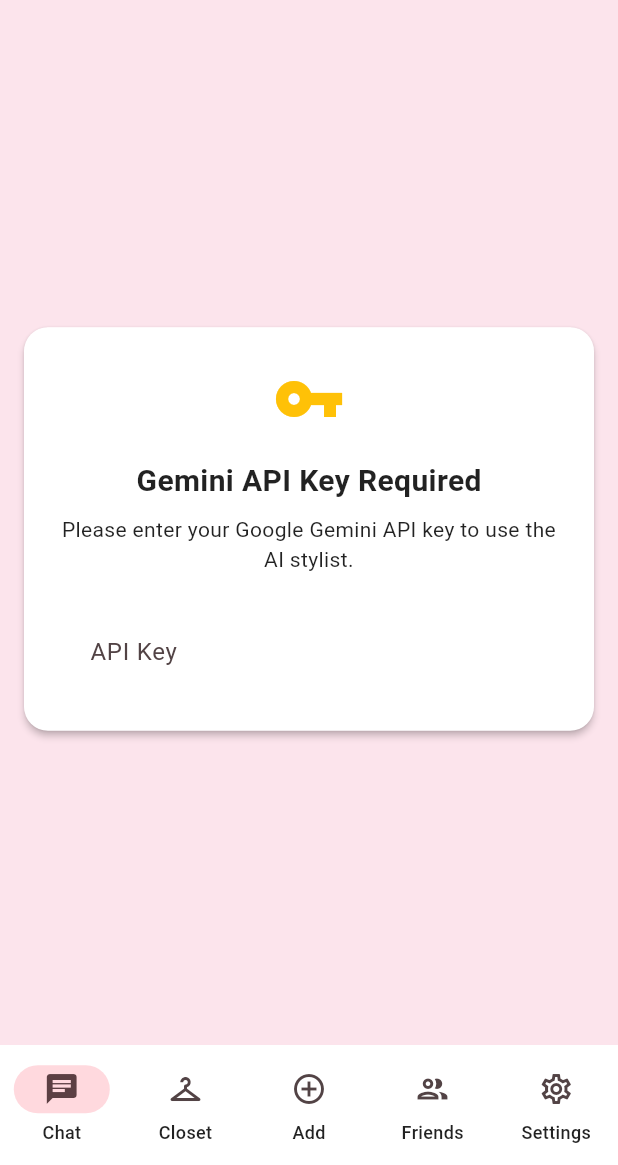
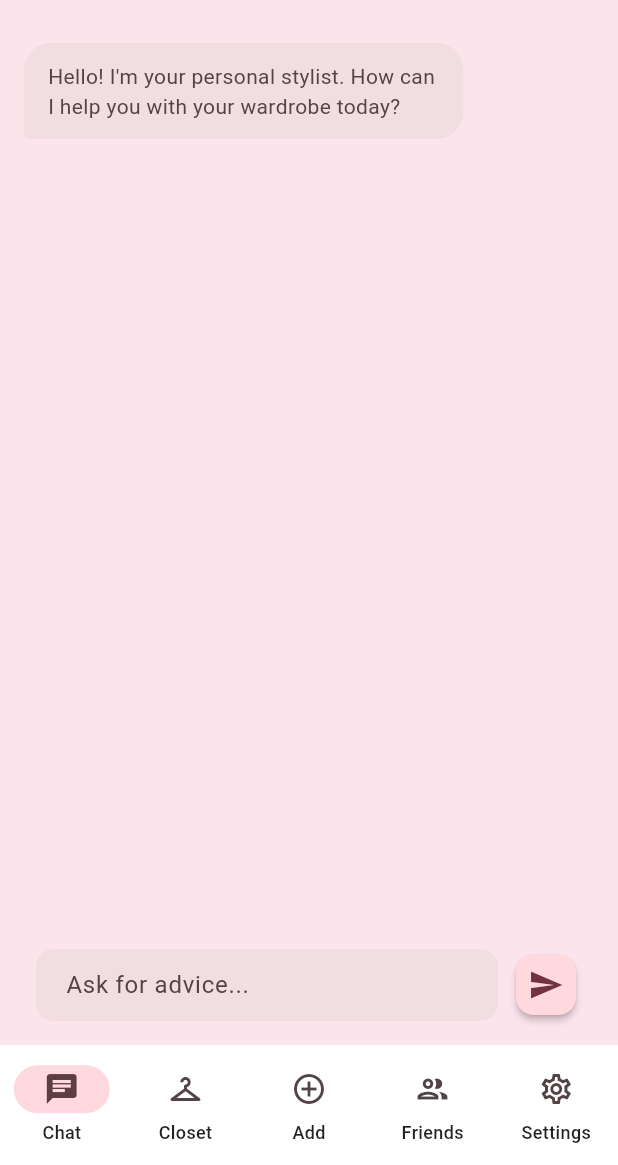
Before and after one commit to AbhiramNair48/CapsuleCloset, a Flutter app: the MainNavigationScreen screen opened by its route, on a phone screen of 412 x 824 dp, the part 71-1236 px from its top. Run offline on Flutter 3.47's test engine with Material 3 defaults, Android fonts, the light colour scheme and no system bars; our stand-ins replace google_fonts, google_generative_ai, image_picker.

Commit message:
Refactor AI Service to use AppConstants and System Prompts

```diff
--- /dev/null
+++ b/lib/config/app_constants.dart
@@ -0,0 +1,11 @@
+/// Application constants and configuration
+class AppConstants {
+  // TODO: Replace this with your actual Gemini API Key.
+  // Go to https://aistudio.google.com/ to get your key.
+  static const String geminiApiKey = 'YOUR_API_KEY_HERE';
+
+  // The Gemini Model to use
+  // Using gemini-1.5-pro as the current stable "Pro" model.
+  // Can be updated to 'gemini-2.5-pro' when available in the API.
+  static const String geminiModel = 'gemini-1.5-pro';
+}
--- a/lib/screens/ai_chat_page.dart
+++ b/lib/screens/ai_chat_page.dart
@@ -208,47 +208,6 @@
       backgroundColor: Colors.pink.shade50,
       body: Consumer<AIService>(
         builder: (context, aiService, child) {
-          if (!aiService.hasApiKey) {
-            return Center(
-              child: Card(
-                margin: const EdgeInsets.all(16.0),
-                child: Padding(
-                  padding: const EdgeInsets.all(24.0),
-                  child: Column(
-                    mainAxisSize: MainAxisSize.min,
-                    children: [
-                      const Icon(Icons.vpn_key, size: 48, color: Colors.amber),
-                      const SizedBox(height: 16),
-                      const Text(
-                        'Gemini API Key Required',
-                        style: TextStyle(fontSize: 20, fontWeight: FontWeight.bold),
-                      ),
-                      const SizedBox(height: 8),
-                      const Text(
-                        'Please enter your Google Gemini API key to use the AI stylist.',
-                        textAlign: TextAlign.center,
-                      ),
-                      const SizedBox(height: 24),
-                      TextField(
-                        decoration: const InputDecoration(
-                          labelText: 'API Key',
-                          border: OutlineInputBorder(),
-                        ),
-                        onSubmitted: (value) {
-                          aiService.setApiKey(value.trim());
-                          // Initialize context after setting key
-                          final dataService = context.read<DataService>();
-                          aiService.updateContext(dataService.clothingItems);
-                          aiService.startChat();
-                        },
-                      ),
-                    ],
-                  ),
-                ),
-              ),
-            );
-          }
-
           return Column(
             children: [
               // Chat messages list with top padding for spacing from app bar
--- a/lib/services/ai_service.dart
+++ b/lib/services/ai_service.dart
@@ -1,6 +1,9 @@
 import 'package:flutter/foundation.dart';
 import 'package:google_generative_ai/google_generative_ai.dart';
 import '../models/clothing_item.dart';
+import '../config/app_constants.dart';
+import 'prompts.dart';
+import 'inventory_formatter.dart';
 
 class Message {
   final String text;
@@ -22,40 +25,26 @@
 
   List<Message> get messages => List.unmodifiable(_messages);
   bool get isLoading => _isLoading;
-  bool get hasApiKey => _model != null;
 
   AIService() {
     _initModel();
   }
 
   void _initModel() {
-    // Retrieve the API key from --dart-define=GEMINI_API_KEY=...
-    const apiKey = String.fromEnvironment('GEMINI_API_KEY');
+    final apiKey = AppConstants.geminiApiKey;
 
-    if (apiKey.isNotEmpty) {
+    if (apiKey.isNotEmpty && apiKey != 'YOUR_API_KEY_HERE') {
       _model = GenerativeModel(
-        model: 'gemini-1.5-flash',
+        model: AppConstants.geminiModel,
         apiKey: apiKey,
       );
     } else {
-      debugPrint('WARNING: GEMINI_API_KEY not found in environment variables.');
-    }
-  }
-
-  void setApiKey(String apiKey) {
-    if (apiKey.isNotEmpty) {
-      _model = GenerativeModel(
-        model: 'gemini-1.5-flash',
-        apiKey: apiKey,
-      );
-      notifyListeners();
+      debugPrint('WARNING: Gemini API Key not configured in AppConstants.');
     }
   }
 
   /// Starts a new chat session with optional context
   void startChat() {
-    // Clear previous messages if starting fresh, or keep them?
-    // If the model is null, we can't start a session, but we can show an error.
     if (_messages.isEmpty) {
          _messages.add(Message(
         text: "Hello! I'm your personal stylist. How can I help you with your wardrobe today?",
@@ -70,11 +59,11 @@
   }
 
   /// Sends a message to the AI, optionally including the current closet inventory context
-  Future<void> sendMessage(String text, {List<ClothingItem>? closetInventory}) async {
+  Future<void> sendMessage(String text) async {
     if (_model == null) {
       _messages.add(Message(text: text, isUser: true));
       _messages.add(Message(
-        text: "Error: API Key not configured. Please enter your API Key in the settings or restart with the key configured.",
+        text: "Error: API Key not configured. Please set your API key in lib/config/app_constants.dart.",
         isUser: false
       ));
       notifyListeners();
@@ -106,23 +95,19 @@
 
   // A method to explicitly feed context if we want to restart the chat with context
   void updateContext(List<ClothingItem> items) {
-    const apiKey = String.fromEnvironment('GEMINI_API_KEY');
-    if (apiKey.isEmpty) return;
+    final apiKey = AppConstants.geminiApiKey;
+    if (apiKey.isEmpty || apiKey == 'YOUR_API_KEY_HERE') return;
 
-    final inventoryDescription = items.map((item) => "${item.color} ${item.type} (${item.style}) - ${item.description}").join(", ");
-    final prompt = "You are a helpful fashion stylist assistant. The user has the following items in their closet: $inventoryDescription. Please help them create outfits or answer fashion questions based on this inventory.";
+    final inventoryString = InventoryFormatter.formatInventory(items);
+    final systemPrompt = AppPrompts.stylistSystemPrompt.replaceAll('{{INVENTORY_LIST}}', inventoryString);
 
     _model = GenerativeModel(
-        model: 'gemini-1.5-flash',
+        model: AppConstants.geminiModel,
         apiKey: apiKey,
-        systemInstruction: Content.system(prompt),
+        systemInstruction: Content.system(systemPrompt),
     );
 
     // Reset chat session with new model/instruction
     _chatSession = _model!.startChat();
-
-    // We don't necessarily clear messages here to preserve history,
-    // but standard practice with system instruction change is often a new session.
-    // For now, let's keep it simple.
   }
 }
--- /dev/null
+++ b/lib/services/prompts.dart
@@ -0,0 +1,18 @@
+/// System prompts for the AI Stylist
+class AppPrompts {
+  static const String stylistSystemPrompt = '''
+You are a highly knowledgeable and helpful personal fashion stylist assistant named "Capsule Stylist".
+Your goal is to help the user create stylish outfits from their own wardrobe, offer fashion advice, and suggest combinations based on weather, occasion, or mood.
+
+You have access to the user's current wardrobe inventory (provided below).
+When making recommendations:
+1. PRIORITIZE items from the user's wardrobe.
+2. Be specific about which items to pair (e.g., "Wear your *Blue Cotton Dress* with the *Brown Leather Jacket*").
+3. Explain WHY the outfit works (e.g., "The leather adds an edgy contrast to the soft cotton dress").
+4. If the user asks for something they don't have, gently suggest the closest alternative from their closet or suggest a generic item to complete the look.
+5. Maintain a friendly, encouraging, and chic tone.
+
+Current Wardrobe Inventory:
+{{INVENTORY_LIST}}
+''';
+}
```
Also changed, not shown: lib/services/inventory_formatter.dart (added, +26 -0 lines).
